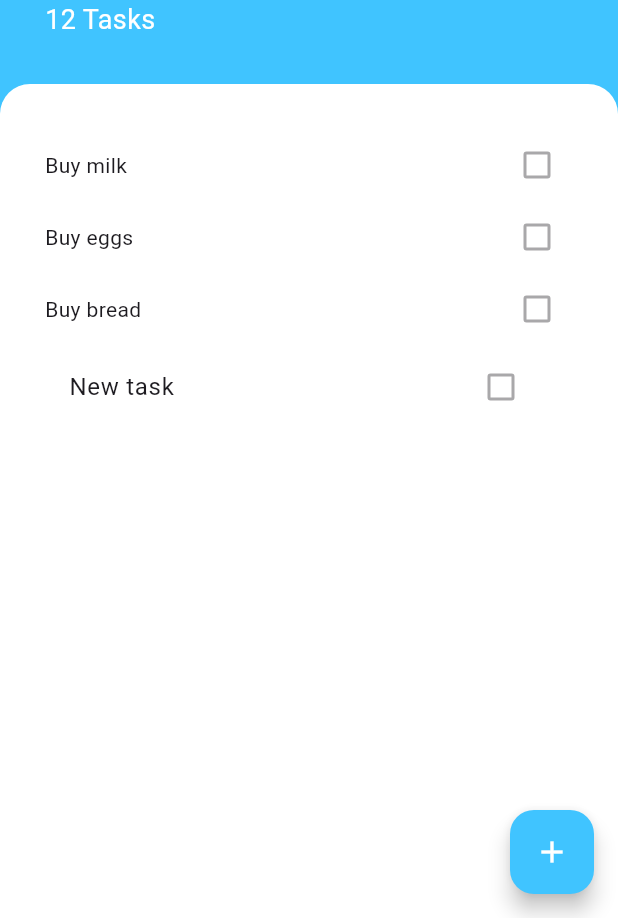
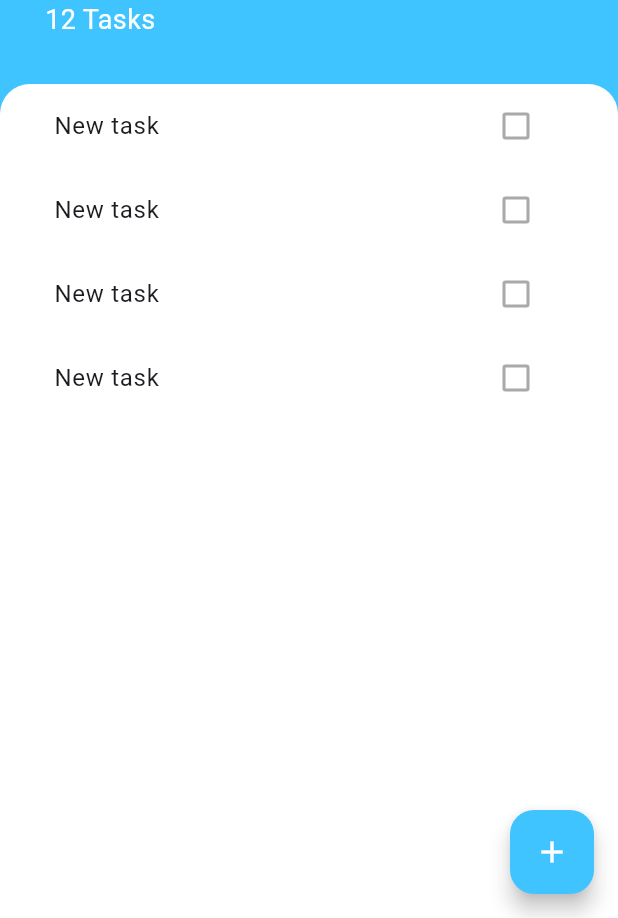
Before and after one commit to OmarAlazaizeh/todoey, a Flutter app: the screen it shows after launch, on a phone screen of 412 x 824 dp, the part 318-1236 px from its top. Run offline on Flutter 3.47's test engine with Material 3 defaults, Android fonts, the phone set to English and light mode, and no system bars.

Commit message:
Working on the tasks lits

```diff
--- a/lib/screens/task_screen.dart
+++ b/lib/screens/task_screen.dart
@@ -1,4 +1,5 @@
 import 'package:flutter/material.dart';
+import 'package:todoey/widgets/tasks_list.dart';
 
 class TaskScreen extends StatelessWidget {
   const TaskScreen({super.key});
@@ -8,6 +9,7 @@ class TaskScreen extends StatelessWidget {
     return Scaffold(
       backgroundColor: Colors.lightBlueAccent,
       floatingActionButton: FloatingActionButton(
+        // TODO: create a call back for the FAB
         onPressed: null,
         backgroundColor: Colors.lightBlueAccent,
         child: Icon(Icons.add, color: Colors.white),
@@ -53,6 +55,7 @@ class TaskScreen extends StatelessWidget {
             ),
             Expanded(
               child: Container(
+                padding: EdgeInsets.symmetric(horizontal: 20),
                 decoration: BoxDecoration(
                   color: Colors.white,
                   borderRadius: BorderRadius.only(
@@ -60,38 +63,7 @@ class TaskScreen extends StatelessWidget {
                     topRight: Radius.circular(20),
                   ),
                 ),
-                child: Padding(
-                  padding: const EdgeInsets.all(30.0),
-                  child: ListView(
-                    children: [
-                      Row(
-                        mainAxisAlignment: MainAxisAlignment.spaceBetween,
-                        children: [
-                          Text('Buy milk'),
-                          Checkbox(value: false, onChanged: null),
-                        ],
-                      ),
-                      Row(
-                        mainAxisAlignment: MainAxisAlignment.spaceBetween,
-                        children: [
-                          Text('Buy eggs'),
-                          Checkbox(value: false, onChanged: null),
-                        ],
-                      ),
-                      Row(
-                        mainAxisAlignment: MainAxisAlignment.spaceBetween,
-                        children: [
-                          Text('Buy bread'),
-                          Checkbox(value: false, onChanged: null),
-                        ],
-                      ),
-                      ListTile(
-                        title: Text('New task'),
-                        trailing: Checkbox(value: false, onChanged: null),
-                      ),
-                    ],
-                  ),
-                ),
+                child: TasksList(),
               ),
             ),
           ],
--- /dev/null
+++ b/lib/widgets/task_tile.dart
@@ -0,0 +1,14 @@
+import 'package:flutter/material.dart';
+
+class TaskTile extends StatelessWidget {
+  const TaskTile({super.key});
+
+  @override
+  Widget build(BuildContext context) {
+    return ListTile(
+      title: Text('New task'),
+      // TODO: create a call back for the checkbox
+      trailing: Checkbox(value: false, onChanged: null),
+    );
+  }
+}
--- /dev/null
+++ b/lib/widgets/tasks_list.dart
@@ -0,0 +1,11 @@
+import 'package:flutter/material.dart';
+import 'package:todoey/widgets/task_tile.dart';
+
+class TasksList extends StatelessWidget {
+  const TasksList({super.key});
+
+  @override
+  Widget build(BuildContext context) {
+    return ListView(children: [TaskTile(), TaskTile(), TaskTile(), TaskTile()]);
+  }
+}
```
